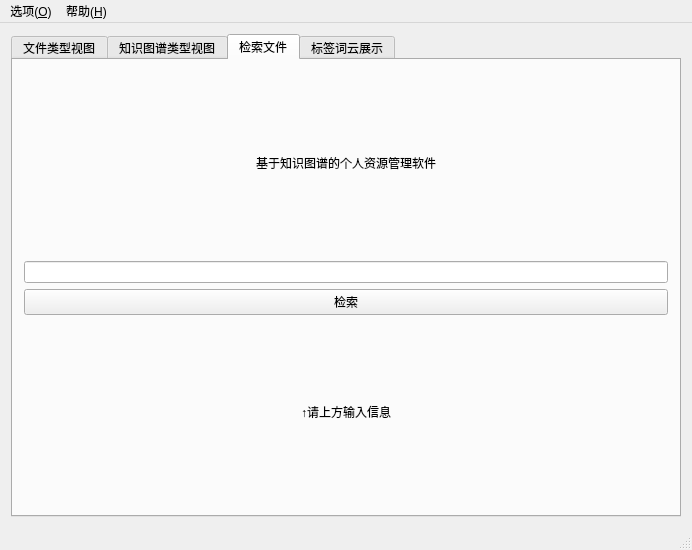
Qt form mainwindow.ui (lvyilin/SmartFilesManager) before a commit.
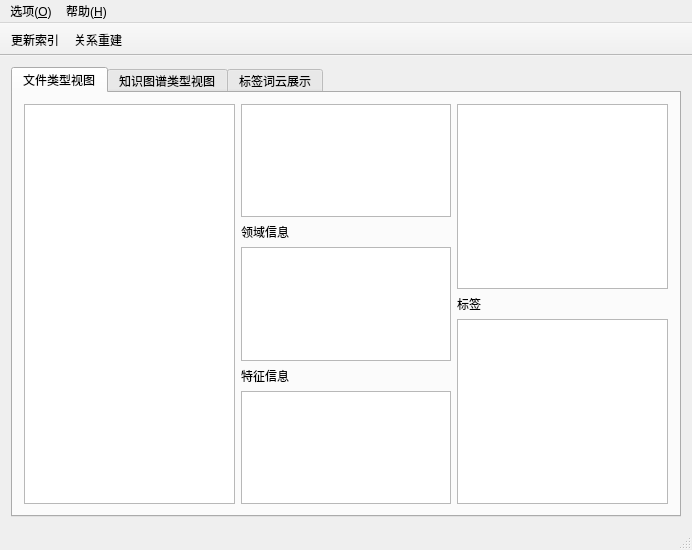
The same form after that commit. The open tabs and pages were chosen to show the change. Icons and pictures are not drawn.

```diff
--- a/mainwindow.ui
+++ b/mainwindow.ui
@@ -25,16 +25,6 @@
         <string>文件类型视图</string>
        </attribute>
        <layout class="QGridLayout" name="gridLayout">
-        <item row="0" column="0">
-         <widget class="QTreeView" name="treeView">
-          <property name="horizontalScrollMode">
-           <enum>QAbstractItemView::ScrollPerPixel</enum>
-          </property>
-          <attribute name="headerVisible">
-           <bool>false</bool>
-          </attribute>
-         </widget>
-        </item>
         <item row="0" column="1">
          <layout class="QGridLayout" name="gridLayout_5">
           <item row="2" column="0">
@@ -166,6 +156,16 @@
           </item>
          </layout>
         </item>
+        <item row="0" column="0">
+         <widget class="QTreeView" name="treeView">
+          <property name="horizontalScrollMode">
+           <enum>QAbstractItemView::ScrollPerPixel</enum>
+          </property>
+          <attribute name="headerVisible">
+           <bool>false</bool>
+          </attribute>
+         </widget>
+        </item>
        </layout>
       </widget>
       <widget class="QWidget" name="graph_view_2">
@@ -173,62 +173,6 @@
         <string>知识图谱类型视图</string>
        </attribute>
       </widget>
-      <widget class="QWidget" name="tab_3">
-       <attribute name="title">
-        <string>检索文件</string>
-       </attribute>
-       <layout class="QGridLayout" name="gridLayout_2">
-        <item row="3" column="0" alignment="Qt::AlignHCenter|Qt::AlignVCenter">
-         <widget class="QLabel" name="label_9">
-          <property name="styleSheet">
-           <string notr="true">font: 15pt &quot;华文中宋&quot;;</string>
-          </property>
-          <property name="text">
-           <string>↑请上方输入信息</string>
-          </property>
-         </widget>
-        </item>
-        <item row="1" column="0">
-         <widget class="QLineEdit" name="lineEdit_2">
-          <property name="text">
-           <string/>
-          </property>
-         </widget>
-        </item>
-        <item row="0" column="0" alignment="Qt::AlignHCenter|Qt::AlignVCenter">
-         <widget class="QLabel" name="label_10">
-          <property name="styleSheet">
-           <string notr="true">font: 20pt &quot;华文中宋&quot;;</string>
-          </property>
-          <property name="text">
-           <string>基于知识图谱的个人资源管理软件</string>
-          </property>
-          <property name="textFormat">
-           <enum>Qt::PlainText</enum>
-          </property>
-          <property name="wordWrap">
-           <bool>false</bool>
-          </property>
-          <property name="openExternalLinks">
-           <bool>true</bool>
-          </property>
-          <property name="buddy">
-           <cstring></cstring>
-          </property>
-         </widget>
-        </item>
-        <item row="2" column="0">
-         <widget class="QPushButton" name="pushButton_2">
-          <property name="styleSheet">
-           <string notr="true">font: 12pt &quot;华文中宋&quot;;</string>
-          </property>
-          <property name="text">
-           <string>检索</string>
-          </property>
-         </widget>
-        </item>
-       </layout>
-      </widget>
       <widget class="QWidget" name="tab_4">
        <attribute name="title">
         <string>标签词云展示</string>
@@ -244,7 +188,7 @@
      <x>0</x>
      <y>0</y>
      <width>692</width>
-     <height>23</height>
+     <height>26</height>
     </rect>
    </property>
    <widget class="QMenu" name="menu">
@@ -256,8 +200,6 @@
     <addaction name="separator"/>
     <addaction name="actionExit"/>
     <addaction name="separator"/>
-    <addaction name="actionStart"/>
-    <addaction name="actionRelation"/>
    </widget>
    <widget class="QMenu" name="menu_2">
     <property name="title">
@@ -270,6 +212,31 @@
    <addaction name="menu_2"/>
   </widget>
   <widget class="QStatusBar" name="statusBar"/>
+  <widget class="QToolBar" name="toolBar">
+   <property name="sizePolicy">
+    <sizepolicy hsizetype="Expanding" vsizetype="Fixed">
+     <horstretch>0</horstretch>
+     <verstretch>0</verstretch>
+    </sizepolicy>
+   </property>
+   <property name="windowTitle">
+    <string>toolBar</string>
+   </property>
+   <property name="movable">
+    <bool>false</bool>
+   </property>
+   <property name="floatable">
+    <bool>false</bool>
+   </property>
+   <attribute name="toolBarArea">
+    <enum>TopToolBarArea</enum>
+   </attribute>
+   <attribute name="toolBarBreak">
+    <bool>false</bool>
+   </attribute>
+   <addaction name="actionIndex"/>
+   <addaction name="actionBuildRelation"/>
+  </widget>
   <action name="actionAbout">
    <property name="text">
     <string>关于(&amp;A)</string>
@@ -305,14 +272,28 @@
     <string>标签词云界面(&amp;L)</string>
    </property>
   </action>
-  <action name="actionStart">
+  <action name="actionIndex">
+   <property name="icon">
+    <iconset resource="images.qrc">
+     <normaloff>:/images/icons/index.png</normaloff>:/images/icons/index.png</iconset>
+   </property>
    <property name="text">
-    <string>开始索引(debug)</string>
+    <string>更新索引</string>
+   </property>
+   <property name="toolTip">
+    <string>更新文件索引</string>
    </property>
   </action>
-  <action name="actionRelation">
+  <action name="actionBuildRelation">
+   <property name="icon">
+    <iconset resource="images.qrc">
+     <normaloff>:/images/icons/relation.png</normaloff>:/images/icons/relation.png</iconset>
+   </property>
    <property name="text">
-    <string>相似度计算(debug)</string>
+    <string>关系重建</string>
+   </property>
+   <property name="toolTip">
+    <string>关系重建</string>
    </property>
   </action>
  </widget>
```
Left out of the diff: 4 changed lines with no effect on the pictures.
